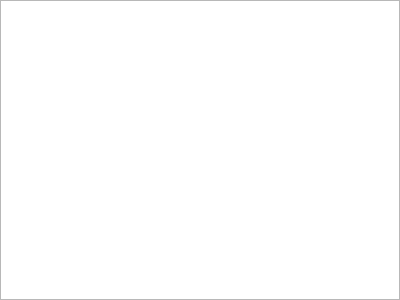
First picture: the form in ui/watchentrypanel.ui, repository RigoLigoRLC/ProbeScope, before the edit.
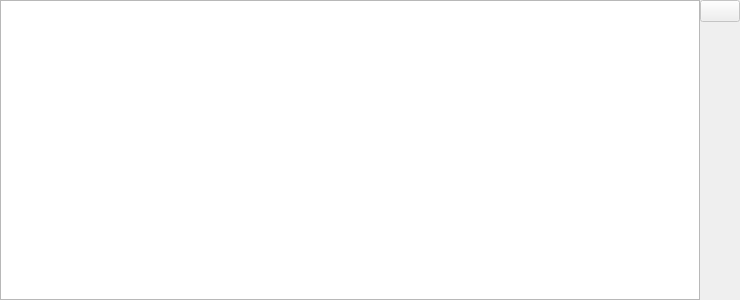
Second picture: the form after the edit. Icons and pictures are not drawn.

Diff of the .ui file:
```diff
--- a/ui/watchentrypanel.ui
+++ b/ui/watchentrypanel.ui
@@ -6,14 +6,14 @@
    <rect>
     <x>0</x>
     <y>0</y>
-    <width>400</width>
+    <width>740</width>
     <height>300</height>
    </rect>
   </property>
   <property name="windowTitle">
    <string>Form</string>
   </property>
-  <layout class="QVBoxLayout" name="verticalLayout">
+  <layout class="QHBoxLayout" name="horizontalLayout">
    <property name="spacing">
     <number>0</number>
    </property>
@@ -32,6 +32,42 @@
    <item>
     <widget class="QTableView" name="viewWatchEntry"/>
    </item>
+   <item>
+    <layout class="QVBoxLayout" name="verticalLayout">
+     <item>
+      <widget class="QPushButton" name="btnRemoveEntry">
+       <property name="enabled">
+        <bool>false</bool>
+       </property>
+       <property name="sizePolicy">
+        <sizepolicy hsizetype="Maximum" vsizetype="Fixed">
+         <horstretch>0</horstretch>
+         <verstretch>0</verstretch>
+        </sizepolicy>
+       </property>
+       <property name="text">
+        <string/>
+       </property>
+       <property name="icon">
+        <iconset theme="edit-delete"/>
+       </property>
+      </widget>
+     </item>
+     <item>
+      <spacer name="verticalSpacer">
+       <property name="orientation">
+        <enum>Qt::Orientation::Vertical</enum>
+       </property>
+       <property name="sizeHint" stdset="0">
+        <size>
+         <width>20</width>
+         <height>40</height>
+        </size>
+       </property>
+      </spacer>
+     </item>
+    </layout>
+   </item>
   </layout>
  </widget>
  <resources/>
```
